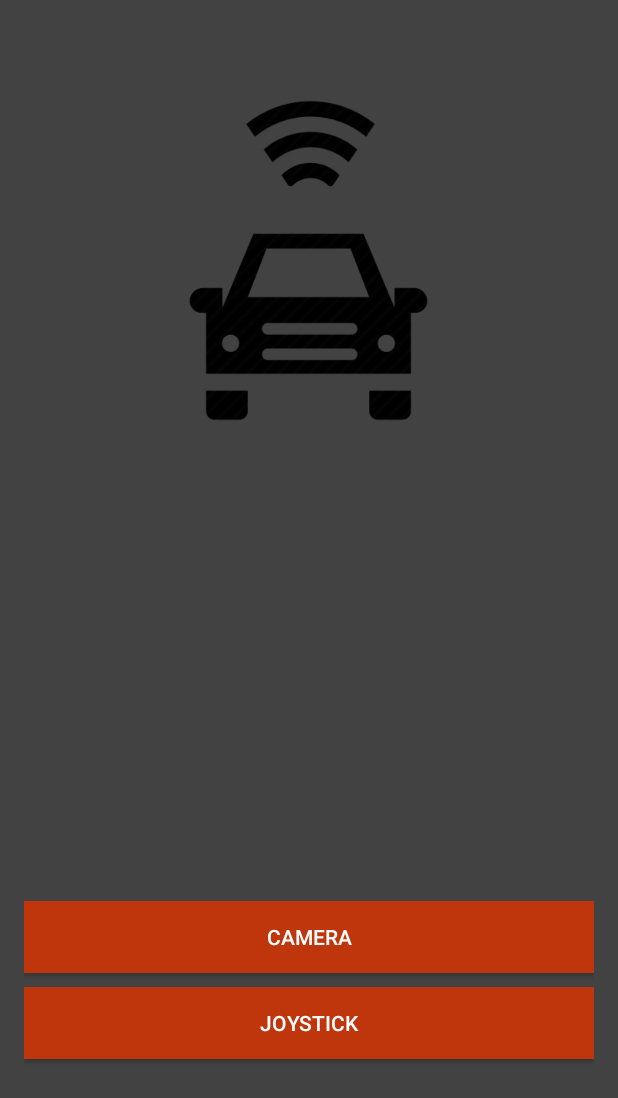
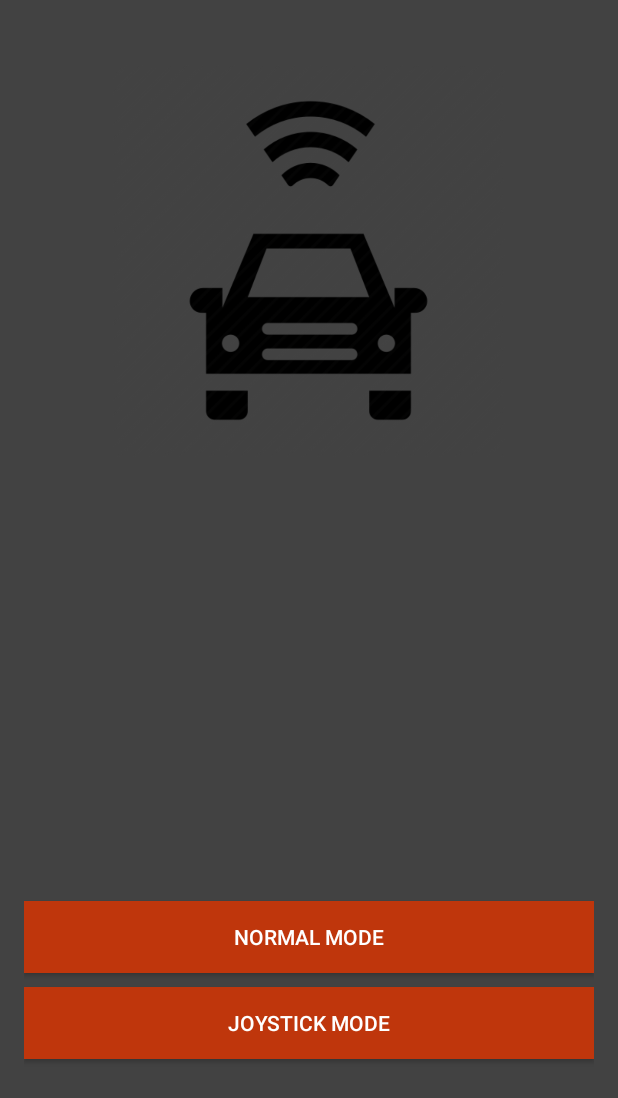
Before and after one commit to wapablos/AndroidCarrinho, an Android app: the screen it shows after launch (MainActivity), on a phone screen of 412 x 824 dp. Shown: the top 1098 px of the screen. Run offline under Robolectric (Android 15) with nearby library versions, the phone set to English and light mode, and no system bars.

Commit message:
Modify buttons name

```diff
--- a/androidCar/app/src/main/res/layout/activity_main.xml
+++ b/androidCar/app/src/main/res/layout/activity_main.xml
@@ -18,7 +18,7 @@
         android:layout_centerHorizontal="true"
         android:layout_marginBottom="175dp"
         android:background="@color/colorPrimaryDark"
-        android:text="CAMERA"
+        android:text="NORMAL MODE"
         android:textColor="@android:color/white" />
 
     <Button
@@ -29,7 +29,7 @@
         android:layout_centerHorizontal="true"
         android:layout_marginBottom="118dp"
         android:background="@color/colorPrimaryDark"
-        android:text="JOYSTICK"
+        android:text="JOYSTICK MODE"
         android:textColor="@android:color/white" />
 
     <ImageView
```
